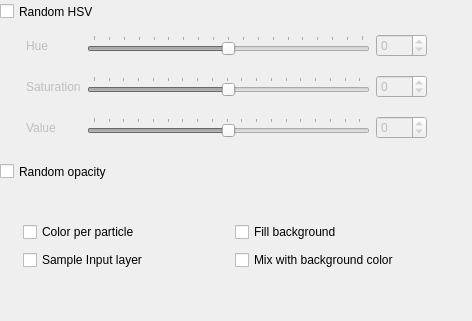
First picture: the form in krita/plugins/paintops/libpaintop/wdgcoloroptions.ui, repository KDE/krita, before the edit.
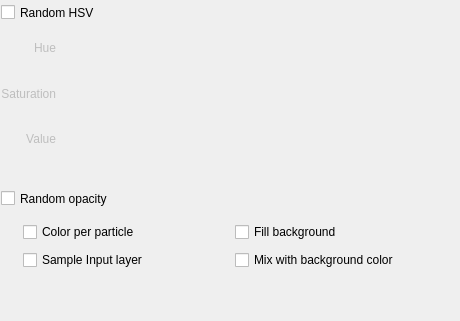
Second picture: the form after the edit. Custom widgets are drawn as their Qt base class.

Commit message: Port the slider+spinbox to Krita's SliderSpinBox

What changed in the file:
```diff
--- a/krita/plugins/paintops/libpaintop/wdgcoloroptions.ui
+++ b/krita/plugins/paintops/libpaintop/wdgcoloroptions.ui
@@ -6,7 +6,7 @@
    <rect>
     <x>0</x>
     <y>0</y>
-    <width>472</width>
+    <width>460</width>
     <height>321</height>
    </rect>
   </property>
@@ -22,183 +22,6 @@
     <height>320</height>
    </size>
   </property>
-  <widget class="QWidget" name="widget" native="true">
-   <property name="enabled">
-    <bool>false</bool>
-   </property>
-   <property name="geometry">
-    <rect>
-     <x>26</x>
-     <y>22</y>
-     <width>401</width>
-     <height>131</height>
-    </rect>
-   </property>
-   <widget class="QWidget" name="layoutWidget">
-    <property name="geometry">
-     <rect>
-      <x>0</x>
-      <y>0</y>
-      <width>401</width>
-      <height>131</height>
-     </rect>
-    </property>
-    <layout class="QGridLayout" name="hsvGridLayout">
-     <item row="0" column="0">
-      <widget class="QLabel" name="label">
-       <property name="text">
-        <string>Hue</string>
-       </property>
-      </widget>
-     </item>
-     <item row="0" column="1">
-      <widget class="QSlider" name="hueSlider">
-       <property name="mouseTracking">
-        <bool>false</bool>
-       </property>
-       <property name="minimum">
-        <number>-180</number>
-       </property>
-       <property name="maximum">
-        <number>180</number>
-       </property>
-       <property name="tracking">
-        <bool>true</bool>
-       </property>
-       <property name="orientation">
-        <enum>Qt::Horizontal</enum>
-       </property>
-       <property name="tickPosition">
-        <enum>QSlider::TicksAbove</enum>
-       </property>
-       <property name="tickInterval">
-        <number>20</number>
-       </property>
-      </widget>
-     </item>
-     <item row="0" column="2">
-      <widget class="QSpinBox" name="hueBox">
-       <property name="minimum">
-        <number>-180</number>
-       </property>
-       <property name="maximum">
-        <number>180</number>
-       </property>
-      </widget>
-     </item>
-     <item row="1" column="0">
-      <widget class="QLabel" name="label_2">
-       <property name="text">
-        <string>Saturation</string>
-       </property>
-      </widget>
-     </item>
-     <item row="1" column="1">
-      <widget class="QSlider" name="saturationSlider">
-       <property name="mouseTracking">
-        <bool>false</bool>
-       </property>
-       <property name="minimum">
-        <number>-100</number>
-       </property>
-       <property name="maximum">
-        <number>100</number>
-       </property>
-       <property name="tracking">
-        <bool>true</bool>
-       </property>
-       <property name="orientation">
-        <enum>Qt::Horizontal</enum>
-       </property>
-       <property name="tickPosition">
-        <enum>QSlider::TicksAbove</enum>
-       </property>
-       <property name="tickInterval">
-        <number>11</number>
-       </property>
-      </widget>
-     </item>
-     <item row="1" column="2">
-      <widget class="QSpinBox" name="saturationBox">
-       <property name="minimum">
-        <number>-100</number>
-       </property>
-       <property name="maximum">
-        <number>100</number>
-       </property>
-      </widget>
-     </item>
-     <item row="2" column="0">
-      <widget class="QLabel" name="label_3">
-       <property name="text">
-        <string>Value</string>
-       </property>
-      </widget>
-     </item>
-     <item row="2" column="1">
-      <widget class="QSlider" name="valueSlider">
-       <property name="mouseTracking">
-        <bool>false</bool>
-       </property>
-       <property name="minimum">
-        <number>-100</number>
-       </property>
-       <property name="maximum">
-        <number>100</number>
-       </property>
-       <property name="tracking">
-        <bool>true</bool>
-       </property>
-       <property name="orientation">
-        <enum>Qt::Horizontal</enum>
-       </property>
-       <property name="tickPosition">
-        <enum>QSlider::TicksAbove</enum>
-       </property>
-       <property name="tickInterval">
-        <number>11</number>
-       </property>
-      </widget>
-     </item>
-     <item row="2" column="2">
-      <widget class="QSpinBox" name="valueBox">
-       <property name="minimum">
-        <number>-100</number>
-       </property>
-       <property name="maximum">
-        <number>100</number>
-       </property>
-      </widget>
-     </item>
-    </layout>
-   </widget>
-  </widget>
-  <widget class="QCheckBox" name="randomHSVCHBox">
-   <property name="geometry">
-    <rect>
-     <x>0</x>
-     <y>0</y>
-     <width>401</width>
-     <height>23</height>
-    </rect>
-   </property>
-   <property name="text">
-    <string>Random HSV</string>
-   </property>
-  </widget>
-  <widget class="QCheckBox" name="randomOpacityCHBox">
-   <property name="geometry">
-    <rect>
-     <x>0</x>
-     <y>160</y>
-     <width>401</width>
-     <height>23</height>
-    </rect>
-   </property>
-   <property name="text">
-    <string>Random opacity</string>
-   </property>
-  </widget>
   <widget class="QWidget" name="layoutWidget">
    <property name="geometry">
     <rect>
@@ -298,12 +121,105 @@
     </item>
    </layout>
   </widget>
+  <widget class="QCheckBox" name="randomHSVCHBox">
+   <property name="geometry">
+    <rect>
+     <x>1</x>
+     <y>1</y>
+     <width>110</width>
+     <height>23</height>
+    </rect>
+   </property>
+   <property name="text">
+    <string>Random HSV</string>
+   </property>
+  </widget>
+  <widget class="QWidget" name="hsvWidget" native="true">
+   <property name="enabled">
+    <bool>false</bool>
+   </property>
+   <property name="geometry">
+    <rect>
+     <x>1</x>
+     <y>28</y>
+     <width>451</width>
+     <height>155</height>
+    </rect>
+   </property>
+   <widget class="QWidget" name="layoutWidget">
+    <property name="geometry">
+     <rect>
+      <x>0</x>
+      <y>0</y>
+      <width>441</width>
+      <height>131</height>
+     </rect>
+    </property>
+    <layout class="QGridLayout" name="hsvGridLayout" columnstretch="0,1">
+     <item row="0" column="0">
+      <widget class="QLabel" name="label">
+       <property name="text">
+        <string>Hue</string>
+       </property>
+       <property name="alignment">
+        <set>Qt::AlignRight|Qt::AlignTrailing|Qt::AlignVCenter</set>
+       </property>
+      </widget>
+     </item>
+     <item row="1" column="0">
+      <widget class="QLabel" name="label_2">
+       <property name="text">
+        <string>Saturation</string>
+       </property>
+       <property name="alignment">
+        <set>Qt::AlignRight|Qt::AlignTrailing|Qt::AlignVCenter</set>
+       </property>
+      </widget>
+     </item>
+     <item row="2" column="0">
+      <widget class="QLabel" name="label_3">
+       <property name="text">
+        <string>Value</string>
+       </property>
+       <property name="alignment">
+        <set>Qt::AlignRight|Qt::AlignTrailing|Qt::AlignVCenter</set>
+       </property>
+      </widget>
+     </item>
+     <item row="0" column="1">
+      <widget class="KisSliderSpinBox" name="hueSlider" native="true"/>
+     </item>
+     <item row="1" column="1">
+      <widget class="KisSliderSpinBox" name="saturationSlider" native="true"/>
+     </item>
+     <item row="2" column="1">
+      <widget class="KisSliderSpinBox" name="valueSlider" native="true"/>
+     </item>
+    </layout>
+   </widget>
+  </widget>
+  <widget class="QCheckBox" name="randomOpacityCHBox">
+   <property name="geometry">
+    <rect>
+     <x>1</x>
+     <y>187</y>
+     <width>130</width>
+     <height>23</height>
+    </rect>
+   </property>
+   <property name="text">
+    <string>Random opacity</string>
+   </property>
+  </widget>
  </widget>
- <tabstops>
-  <tabstop>hueSlider</tabstop>
-  <tabstop>saturationSlider</tabstop>
-  <tabstop>valueSlider</tabstop>
- </tabstops>
+ <customwidgets>
+  <customwidget>
+   <class>KisSliderSpinBox</class>
+   <extends>QWidget</extends>
+   <header>kis_slider_spin_box.h</header>
+   <container>1</container>
+  </customwidget>
+ </customwidgets>
  <resources/>
  <connections>
   <connection>
```
Left out of the diff: 118 changed lines with no effect on the pictures. The commit also changes 1 other file.
